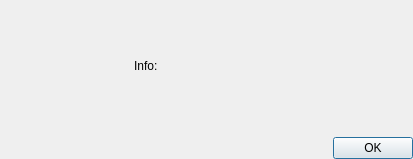
ww4u/megarobostudio, file source/wnd/ui/warnprompt.ui: the form before one commit.
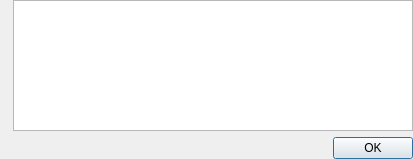
The form after the commit. Icons and pictures are not drawn.

```diff
--- a/source/wnd/ui/warnprompt.ui
+++ b/source/wnd/ui/warnprompt.ui
@@ -54,14 +54,7 @@
       </widget>
      </item>
      <item>
-      <widget class="QLabel" name="labInfo">
-       <property name="text">
-        <string>Info:</string>
-       </property>
-       <property name="alignment">
-        <set>Qt::AlignLeading|Qt::AlignLeft|Qt::AlignVCenter</set>
-       </property>
-      </widget>
+      <widget class="QListWidget" name="listWidget"/>
      </item>
     </layout>
    </item>
```
